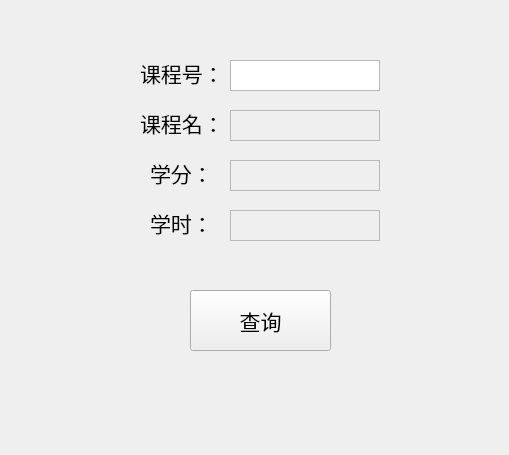
First picture: the form in coursechangeform.ui, repository zihang0403/EduManagement, before the edit.
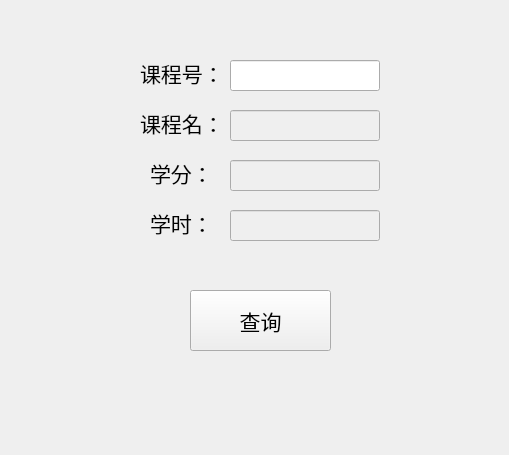
Second picture: the form after the edit.

```diff
--- a/coursechangeform.ui
+++ b/coursechangeform.ui
@@ -13,78 +13,6 @@
   <property name="windowTitle">
    <string>修改课程信息</string>
   </property>
-  <widget class="QTextEdit" name="courseid_2">
-   <property name="enabled">
-    <bool>true</bool>
-   </property>
-   <property name="geometry">
-    <rect>
-     <x>230</x>
-     <y>60</y>
-     <width>150</width>
-     <height>31</height>
-    </rect>
-   </property>
-   <property name="font">
-    <font>
-     <pointsize>12</pointsize>
-    </font>
-   </property>
-  </widget>
-  <widget class="QTextEdit" name="coursename_2">
-   <property name="enabled">
-    <bool>false</bool>
-   </property>
-   <property name="geometry">
-    <rect>
-     <x>230</x>
-     <y>110</y>
-     <width>150</width>
-     <height>31</height>
-    </rect>
-   </property>
-   <property name="font">
-    <font>
-     <pointsize>12</pointsize>
-    </font>
-   </property>
-  </widget>
-  <widget class="QTextEdit" name="coursescore_2">
-   <property name="enabled">
-    <bool>false</bool>
-   </property>
-   <property name="geometry">
-    <rect>
-     <x>230</x>
-     <y>160</y>
-     <width>150</width>
-     <height>31</height>
-    </rect>
-   </property>
-   <property name="font">
-    <font>
-     <pointsize>12</pointsize>
-    </font>
-   </property>
-  </widget>
-  <widget class="QTextEdit" name="courseperiod_2">
-   <property name="enabled">
-    <bool>false</bool>
-   </property>
-   <property name="geometry">
-    <rect>
-     <x>230</x>
-     <y>210</y>
-     <width>150</width>
-     <height>31</height>
-    </rect>
-   </property>
-   <property name="font">
-    <font>
-     <pointsize>12</pointsize>
-    </font>
-   </property>
-  </widget>
   <widget class="QLabel" name="label_5">
    <property name="geometry">
     <rect>
@@ -175,6 +103,55 @@
     <string>查询</string>
    </property>
   </widget>
+  <widget class="QLineEdit" name="courseid">
+   <property name="geometry">
+    <rect>
+     <x>230</x>
+     <y>60</y>
+     <width>150</width>
+     <height>31</height>
+    </rect>
+   </property>
+  </widget>
+  <widget class="QLineEdit" name="coursename">
+   <property name="enabled">
+    <bool>false</bool>
+   </property>
+   <property name="geometry">
+    <rect>
+     <x>230</x>
+     <y>110</y>
+     <width>150</width>
+     <height>31</height>
+    </rect>
+   </property>
+  </widget>
+  <widget class="QLineEdit" name="coursescore">
+   <property name="enabled">
+    <bool>false</bool>
+   </property>
+   <property name="geometry">
+    <rect>
+     <x>230</x>
+     <y>160</y>
+     <width>150</width>
+     <height>31</height>
+    </rect>
+   </property>
+  </widget>
+  <widget class="QLineEdit" name="courseperiod">
+   <property name="enabled">
+    <bool>false</bool>
+   </property>
+   <property name="geometry">
+    <rect>
+     <x>230</x>
+     <y>210</y>
+     <width>150</width>
+     <height>31</height>
+    </rect>
+   </property>
+  </widget>
  </widget>
  <resources/>
  <connections/>
```
